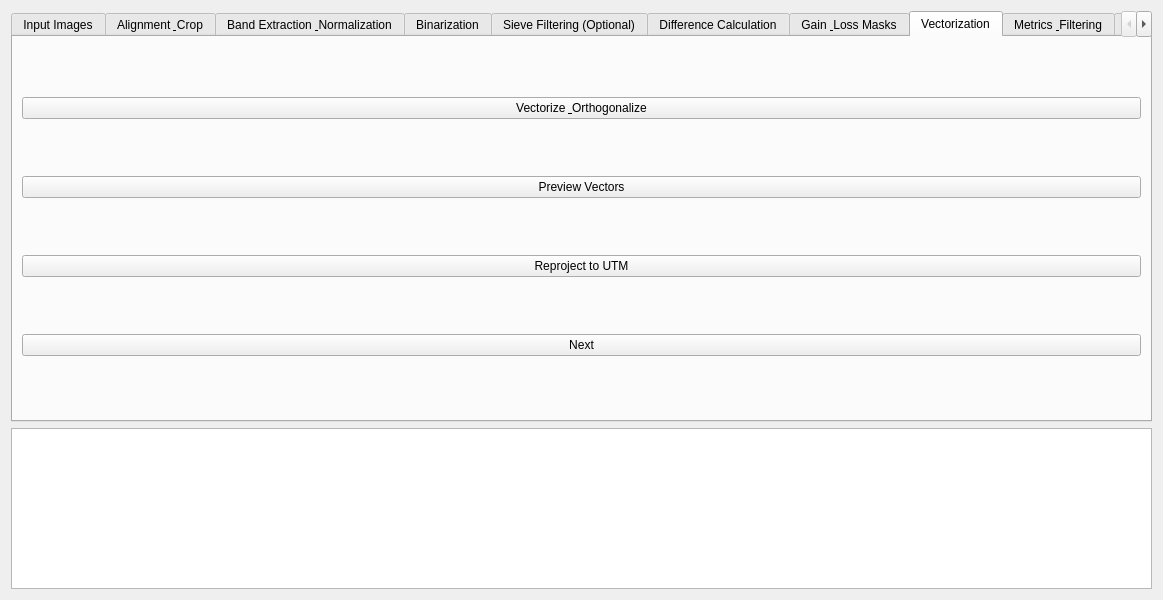
Qt form forms/main.ui (mikadishen/urban_change_aid) before a commit.
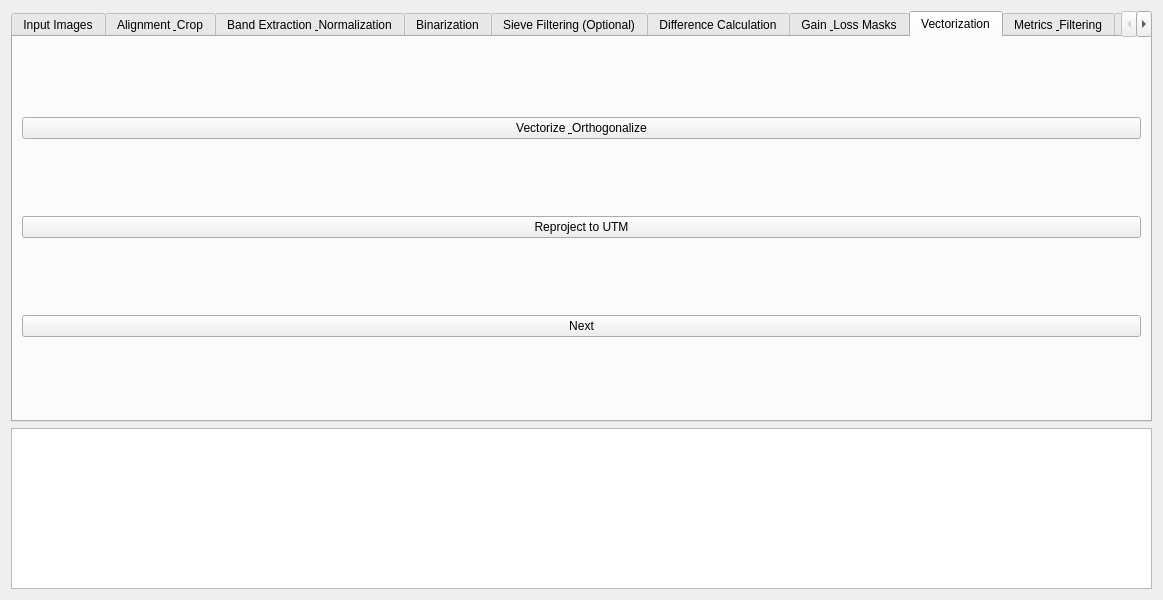
The same form after that commit.

The edit to the form file:
```diff
--- a/forms/main.ui
+++ b/forms/main.ui
@@ -398,13 +398,6 @@
          </property>
         </widget>
        </item>
-       <item>
-        <widget class="QPushButton" name="previewVectors">
-         <property name="text">
-          <string>Preview Vectors</string>
-         </property>
-        </widget>
-       </item>
        <item>
         <widget class="QPushButton" name="btnReprojectUTM">
          <property name="text">
```
Left out of the diff: 9 changed lines with no effect on the pictures.
